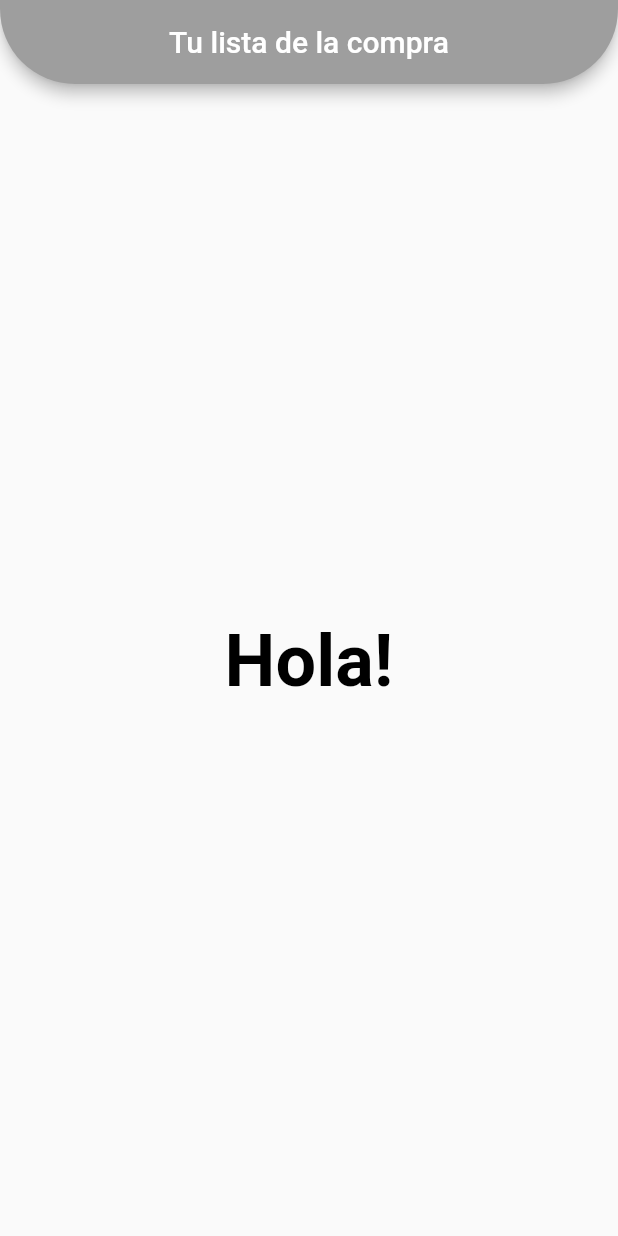
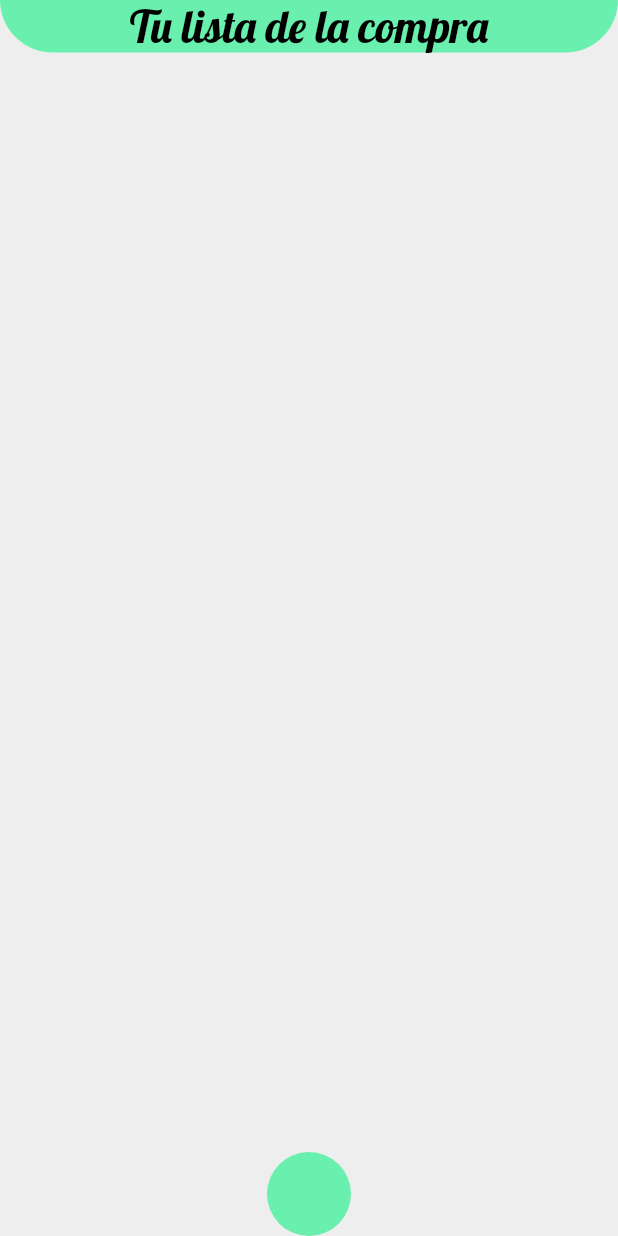
Before and after one commit to AlexMolina08/Compras, a Flutter app: the screen it shows after launch, on a phone screen of 412 x 824 dp. Run offline on Flutter 3.47's test engine with Material 2 defaults, Android fonts, the phone set to English and light mode, and no system bars.

Commit message:
Modifico appBar y añado floatingActionButton

```diff
--- a/lib/pages/home.dart
+++ b/lib/pages/home.dart
@@ -1,5 +1,5 @@
 import 'package:flutter/material.dart';
-
+import 'package:flutter/services.dart';
 
 /*
 *  Este widget consistirá de:
@@ -14,11 +14,22 @@ class Home extends StatefulWidget {
 }
 
 class _HomeState extends State<Home> {
+
+  @override
+  void initState(){
+    super.initState();
+    SystemChrome.setEnabledSystemUIOverlays([]);
+  }
+
   @override
   Widget build(BuildContext context) {
     return Scaffold(
-      appBar: AppBar(
-        backgroundColor: Colors.grey,
+      backgroundColor: Colors.grey[200],
+      appBar: PreferredSize(
+        preferredSize: Size(double.infinity, 35), // 44 is the height
+        child: AppBar(
+          backgroundColor: Colors.greenAccent,
+          elevation: 0,
           shape: RoundedRectangleBorder(
             borderRadius: BorderRadius.vertical(
               bottom: Radius.circular(50)
@@ -26,23 +37,32 @@ class _HomeState extends State<Home> {
           ),
           title: Text("Tu lista de la compra",
           style: TextStyle(
-
+            color: Colors.black,
+            fontWeight: FontWeight.normal,
+            fontFamily: 'Lobster',
+            fontSize: 30
           ),),
           centerTitle: true,
         ),
+      ),
 
-      body: Container(
+      floatingActionButton: FloatingActionButton(
+        onPressed: () {
+          setState(() {
+            print("Has pulsado");
+          });
+        },
+        elevation: 0,
+        backgroundColor: Colors.greenAccent,
+      ),
 
-        child: Center(
-          child: Text("Hola!",
-            style: TextStyle(
-              fontSize: 48.0,
-              fontWeight:  FontWeight.bold,
-              color: Colors.black
-          ),
-          )
-        )
-      )
+      floatingActionButtonLocation: FloatingActionButtonLocation.centerDocked,
+
+
+      //CUERPO DEL SCAFFOLD
+
+
+
 
     );
   }
```
Also changed, not shown: pubspec.yaml (+4 -4 lines), fonts/Lobster-Regular.ttf (added). Lines whose indentation alone changed are shown as unchanged.
